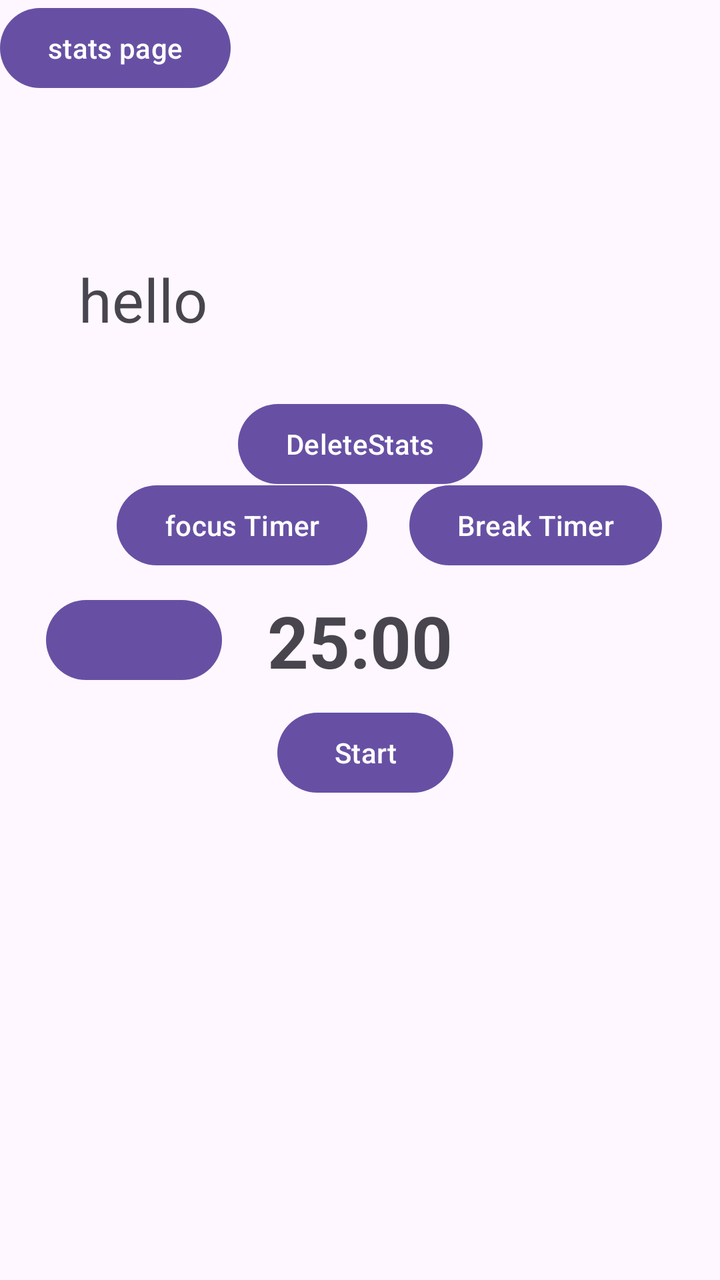
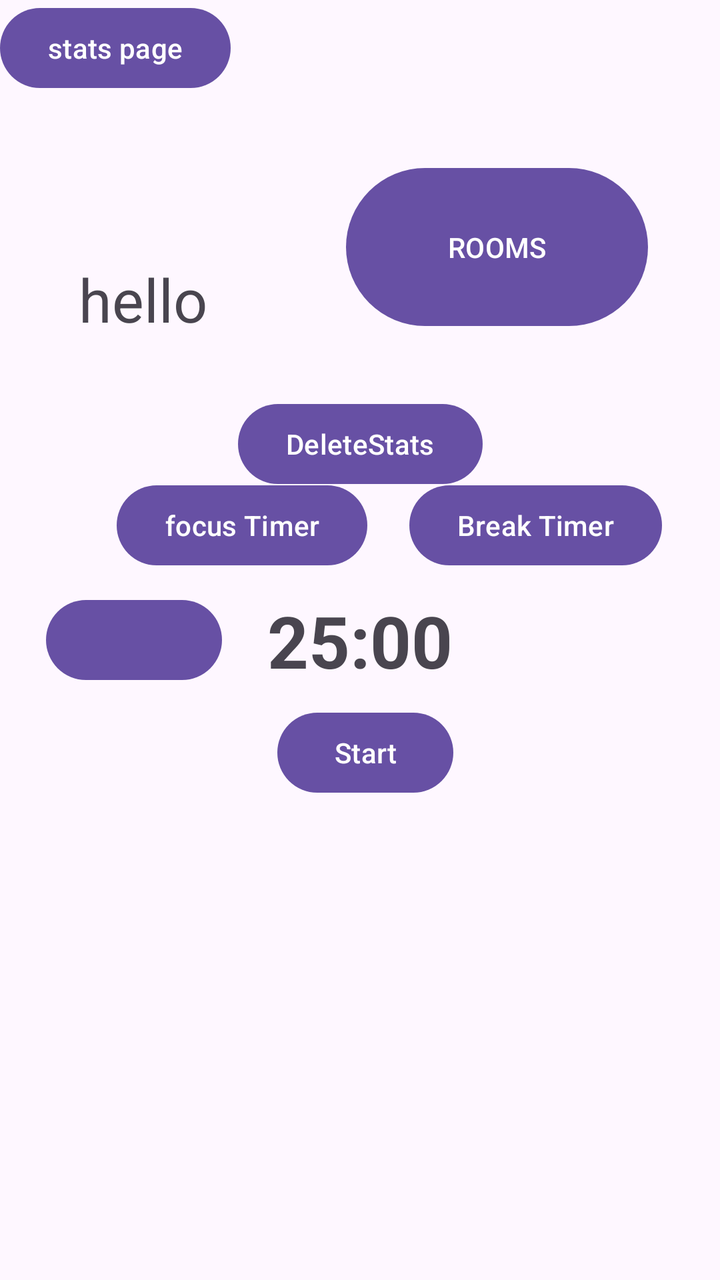

Before-and-after screenshots of an Android layout around one commit, followed by the original layout XML and the change that was made.
<!-- AndroidManifest.xml: application theme Theme.Tamadoro -->
<!-- res/layout/activity_main.xml -->
<?xml version="1.0" encoding="utf-8"?>
<androidx.constraintlayout.widget.ConstraintLayout xmlns:android="http://schemas.android.com/apk/res/android"
    xmlns:app="http://schemas.android.com/apk/res-auto"
    xmlns:tools="http://schemas.android.com/tools"
    android:layout_width="match_parent"
    android:layout_height="match_parent"
    tools:context="io.github.finnimo.tamadoro.MainActivity">

    <TextView
        android:id="@+id/timerTextView"
        android:layout_width="wrap_content"
        android:layout_height="wrap_content"
        android:layout_centerInParent="true"
        android:text="25:00"
        android:textSize="36sp"
        android:textStyle="bold"
        app:layout_constraintBottom_toBottomOf="parent"
        app:layout_constraintEnd_toEndOf="parent"
        app:layout_constraintStart_toStartOf="parent"
        app:layout_constraintTop_toTopOf="parent" />

    <Button
        android:id="@+id/startButton"
        android:layout_width="wrap_content"
        android:layout_height="wrap_content"
        android:layout_below="@id/timerTextView"
        android:layout_marginTop="8dp"
        android:text="Start"
        app:layout_constraintEnd_toEndOf="parent"
        app:layout_constraintHorizontal_bias="0.51"
        app:layout_constraintStart_toStartOf="parent"
        app:layout_constraintTop_toBottomOf="@+id/timerTextView" />

    <Button
        android:id="@+id/skipButton"
        android:layout_width="wrap_content"
        android:layout_height="wrap_content"
        android:layout_marginStart="4dp"
        android:text="Skip"
        android:visibility="invisible"
        app:layout_constraintBottom_toBottomOf="parent"
        app:layout_constraintStart_toEndOf="@+id/timerTextView"
        app:layout_constraintTop_toTopOf="parent" />


    <TextView
        android:id="@+id/totalDurationTextView"
        android:text="hello"
        android:layout_width="wrap_content"
        android:layout_height="wrap_content"
        android:textSize="30sp"
        app:layout_constraintBottom_toTopOf="@+id/timerTextView"
        app:layout_constraintEnd_toEndOf="parent"
        app:layout_constraintHorizontal_bias="0.133"
        app:layout_constraintStart_toStartOf="parent"
        app:layout_constraintTop_toTopOf="parent"
        app:layout_constraintVertical_bias="0.506" />

    <Button
        android:id="@+id/showTotalDurationButton"
        android:layout_width="wrap_content"
        android:layout_height="wrap_content"
        app:layout_constraintBottom_toBottomOf="parent"
        app:layout_constraintEnd_toStartOf="@+id/timerTextView"
        app:layout_constraintStart_toStartOf="parent"
        app:layout_constraintTop_toTopOf="parent" />

    <Button
        android:id="@+id/statisticsViewBtn"
        android:layout_width="wrap_content"
        android:layout_height="wrap_content"
        android:text="stats page"
        tools:layout_editor_absoluteX="-2dp"
        tools:layout_editor_absoluteY="0dp" />

    <Button
        android:id="@+id/deleteStats"
        android:layout_width="wrap_content"
        android:layout_height="wrap_content"
        android:text="DeleteStats"
        app:layout_constraintBottom_toTopOf="@+id/timerTextView"
        app:layout_constraintEnd_toEndOf="parent"
        app:layout_constraintStart_toStartOf="parent"
        app:layout_constraintTop_toTopOf="parent"
        app:layout_constraintVertical_bias="0.799" />

    <Button
        android:id="@+id/focusTimer"
        android:layout_width="wrap_content"
        android:layout_height="wrap_content"
        android:text="focus Timer"
        app:layout_constraintBottom_toTopOf="@+id/timerTextView"
        app:layout_constraintEnd_toEndOf="parent"
        app:layout_constraintHorizontal_bias="0.248"
        app:layout_constraintStart_toStartOf="parent"
        app:layout_constraintTop_toTopOf="parent"
        app:layout_constraintVertical_bias="0.962" />

    <Button
        android:id="@+id/breakTimer"
        android:layout_width="wrap_content"
        android:layout_height="wrap_content"
        android:text="Break Timer"
        app:layout_constraintBottom_toTopOf="@+id/timerTextView"
        app:layout_constraintEnd_toEndOf="parent"
        app:layout_constraintHorizontal_bias="0.421"
        app:layout_constraintStart_toEndOf="@+id/focusTimer"
        app:layout_constraintTop_toTopOf="parent"
        app:layout_constraintVertical_bias="0.962" />

</androidx.constraintlayout.widget.ConstraintLayout>
<!-- resources referenced by this layout -->
<resources>
  <style name="Theme.Tamadoro" parent="Base.Theme.Tamadoro" />
  <style name="Base.Theme.Tamadoro" parent="Theme.Material3.DayNight.NoActionBar">
          
          
      </style>
</resources>

<!-- the commit's change to res/layout/activity_main.xml (unified diff, before → after) -->
@@ -108,4 +108,14 @@
         app:layout_constraintTop_toTopOf="parent"
         app:layout_constraintVertical_bias="0.962" />
 
+    <Button
+        android:id="@+id/addButton"
+        android:layout_width="151dp"
+        android:layout_height="87dp"
+        android:layout_marginTop="80dp"
+        android:layout_marginEnd="36dp"
+        android:text="ROOMS"
+        app:layout_constraintEnd_toEndOf="parent"
+        app:layout_constraintTop_toTopOf="parent" />
+
 </androidx.constraintlayout.widget.ConstraintLayout>
